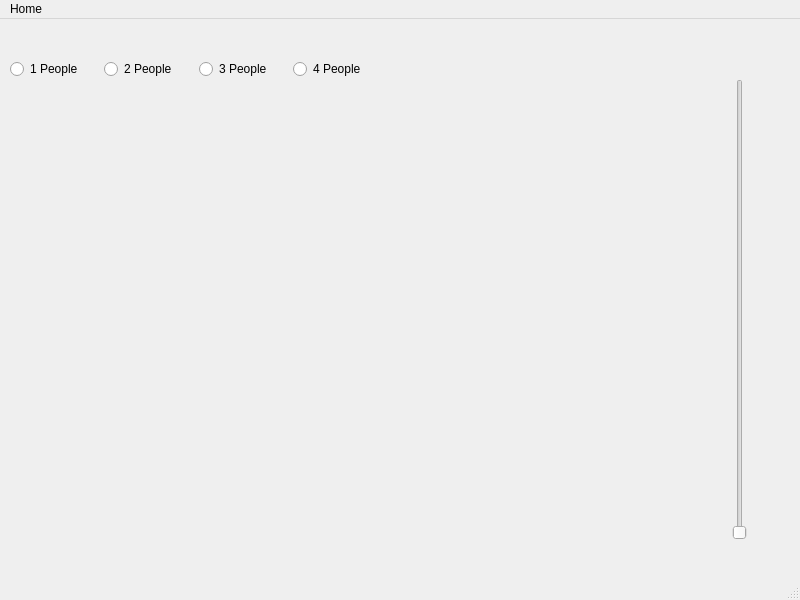
Old version of the form RecipeApplication/mainwindow.ui in the repository kevin-collinss/CS4076_FinalProj.
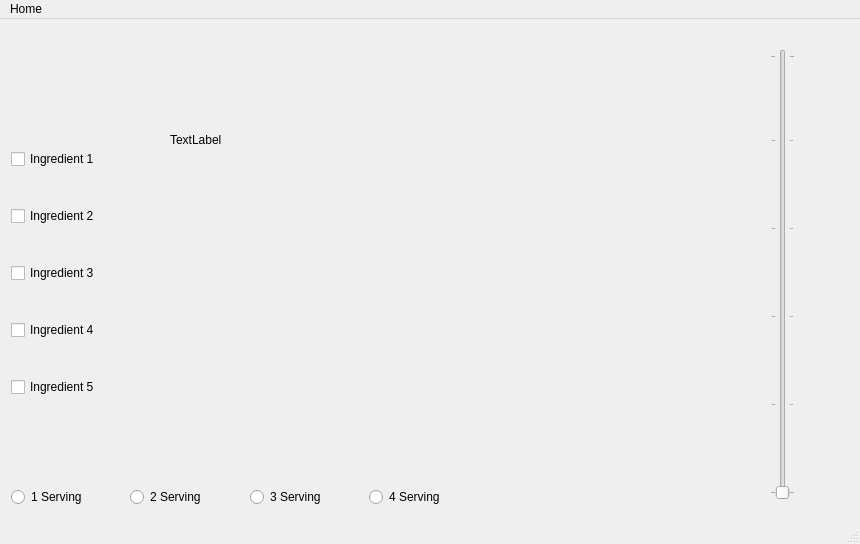
New version of the form.

Commit message: main layout completed

The edit to the form file:
```diff
--- a/RecipeApplication/mainwindow.ui
+++ b/RecipeApplication/mainwindow.ui
@@ -6,8 +6,8 @@
    <rect>
     <x>0</x>
     <y>0</y>
-    <width>800</width>
-    <height>600</height>
+    <width>860</width>
+    <height>544</height>
    </rect>
   </property>
   <property name="windowTitle">
@@ -17,77 +17,152 @@
    <widget class="QLabel" name="label_pic">
     <property name="geometry">
      <rect>
-      <x>90</x>
-      <y>180</y>
-      <width>571</width>
-      <height>301</height>
+      <x>540</x>
+      <y>99</y>
+      <width>161</width>
+      <height>311</height>
      </rect>
     </property>
+    <property name="autoFillBackground">
+     <bool>true</bool>
+    </property>
     <property name="text">
      <string/>
     </property>
    </widget>
-   <widget class="QSlider" name="verticalSlider_2">
-    <property name="geometry">
-     <rect>
-      <x>730</x>
-      <y>60</y>
-      <width>20</width>
-      <height>461</height>
-     </rect>
-    </property>
-    <property name="orientation">
-     <enum>Qt::Vertical</enum>
-    </property>
-   </widget>
    <widget class="QWidget" name="gridLayoutWidget">
     <property name="geometry">
      <rect>
-      <x>10</x>
-      <y>10</y>
-      <width>371</width>
-      <height>80</height>
+      <x>11</x>
+      <y>466</y>
+      <width>471</width>
+      <height>24</height>
      </rect>
     </property>
     <layout class="QGridLayout" name="gridLayout">
-     <item row="0" column="2">
-      <widget class="QRadioButton" name="NoOfPpl_Three">
-       <property name="text">
-        <string>3 People</string>
-       </property>
-      </widget>
-     </item>
-     <item row="0" column="0">
-      <widget class="QRadioButton" name="NoOfPpl_One">
-       <property name="text">
-        <string>1 People</string>
-       </property>
-      </widget>
-     </item>
      <item row="0" column="1">
       <widget class="QRadioButton" name="NoOfPpl_Two">
        <property name="text">
-        <string>2 People</string>
+        <string>2 Serving</string>
+       </property>
+      </widget>
+     </item>
+     <item row="0" column="2">
+      <widget class="QRadioButton" name="NoOfPpl_Three">
+       <property name="text">
+        <string>3 Serving</string>
        </property>
       </widget>
      </item>
      <item row="0" column="3">
       <widget class="QRadioButton" name="NoOfPpl_Four">
        <property name="text">
-        <string>4 People</string>
+        <string>4 Serving</string>
        </property>
       </widget>
      </item>
+     <item row="0" column="0">
+      <widget class="QRadioButton" name="NoOfPpl_One">
+       <property name="text">
+        <string>1 Serving</string>
+       </property>
+      </widget>
+     </item>
     </layout>
    </widget>
+   <widget class="QWidget" name="layoutWidget">
+    <property name="geometry">
+     <rect>
+      <x>11</x>
+      <y>99</y>
+      <width>90</width>
+      <height>311</height>
+     </rect>
+    </property>
+    <layout class="QVBoxLayout" name="verticalLayout">
+     <item>
+      <widget class="QCheckBox" name="checkBox">
+       <property name="text">
+        <string>Ingredient 1</string>
+       </property>
+      </widget>
+     </item>
+     <item>
+      <widget class="QCheckBox" name="checkBox_2">
+       <property name="text">
+        <string>Ingredient 2</string>
+       </property>
+       <property name="tristate">
+        <bool>false</bool>
+       </property>
+      </widget>
+     </item>
+     <item>
+      <widget class="QCheckBox" name="checkBox_4">
+       <property name="text">
+        <string>Ingredient 3</string>
+       </property>
+      </widget>
+     </item>
+     <item>
+      <widget class="QCheckBox" name="checkBox_3">
+       <property name="text">
+        <string>Ingredient 4</string>
+       </property>
+      </widget>
+     </item>
+     <item>
+      <widget class="QCheckBox" name="checkBox_5">
+       <property name="text">
+        <string>Ingredient 5</string>
+       </property>
+      </widget>
+     </item>
+    </layout>
+   </widget>
+   <widget class="QSlider" name="verticalSlider">
+    <property name="geometry">
+     <rect>
+      <x>770</x>
+      <y>30</y>
+      <width>25</width>
+      <height>451</height>
+     </rect>
+    </property>
+    <property name="orientation">
+     <enum>Qt::Vertical</enum>
+    </property>
+    <property name="invertedControls">
+     <bool>false</bool>
+    </property>
+    <property name="tickPosition">
+     <enum>QSlider::TicksBothSides</enum>
+    </property>
+    <property name="tickInterval">
+     <number>20</number>
+    </property>
+   </widget>
+   <widget class="QLabel" name="recipeLabel">
+    <property name="geometry">
+     <rect>
+      <x>170</x>
+      <y>80</y>
+      <width>201</width>
+      <height>81</height>
+     </rect>
+    </property>
+    <property name="text">
+     <string>TextLabel</string>
+    </property>
+   </widget>
   </widget>
   <widget class="QMenuBar" name="menubar">
    <property name="geometry">
     <rect>
      <x>0</x>
      <y>0</y>
-     <width>800</width>
-     <height>25</height>
+     <width>860</width>
+     <height>21</height>
     </rect>
    </property>
    <widget class="QMenu" name="menuHome">
```
The commit also changes 22 other files.
